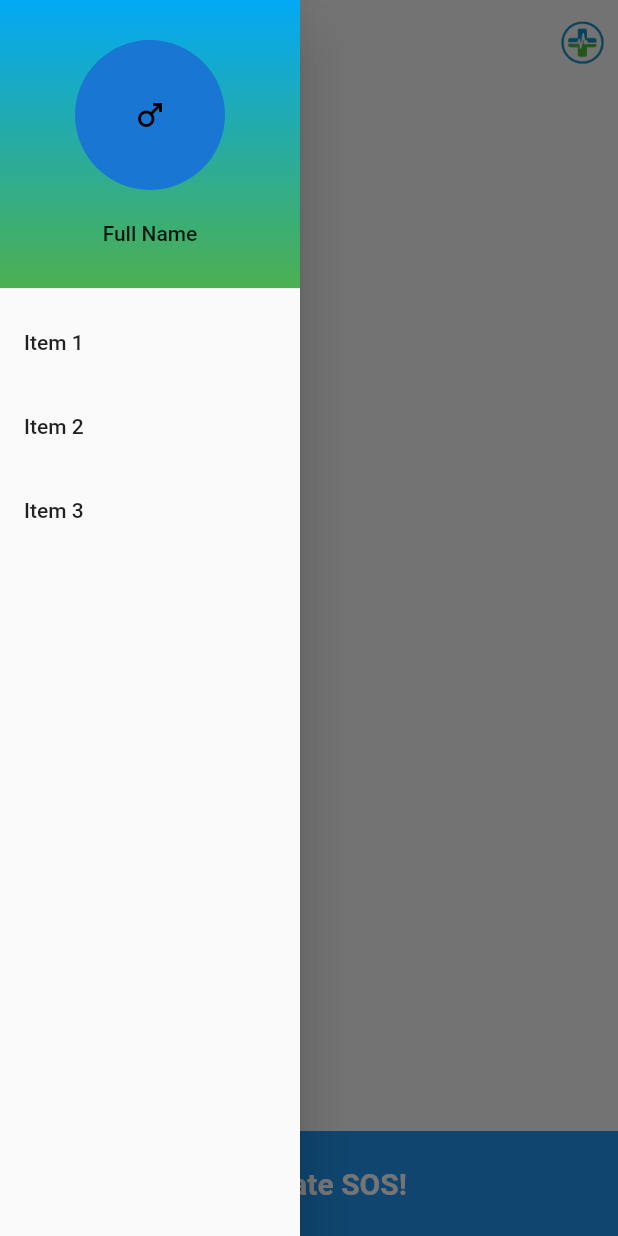
After one commit to rahulsrivastava088/first_helpers_flutter_application, a Flutter app: the UserLanding screen opened by its route, with the side drawer open, on a phone screen of 412 x 824 dp. The commit adds this screen. Run offline on Flutter 3.47's test engine with Material 2 defaults, Android fonts, the light colour scheme and no system bars.

Commit message:
user landing page added

```diff
--- a/lib/main.dart
+++ b/lib/main.dart
@@ -2,6 +2,7 @@ import 'package:flutter/material.dart';
 import 'package:first_helpers/screens/landing_screen.dart';
 import 'package:first_helpers/screens/user/user_signup_screen.dart';
 import 'package:first_helpers/screens/login_screen.dart';
+import 'package:first_helpers/screens/user/user-landing-page.dart';
 
 void main() {
   runApp(const MyApp());
@@ -20,6 +21,7 @@ class MyApp extends StatelessWidget {
         LandingScreen.routeName: (context) => LandingScreen(),
         LoginScreen.routeName: (context) => LoginScreen(),
         UserSignupScreen.routeName: (context) => UserSignupScreen(),
+        UserLanding.routeName:(context) => UserLanding(),
       },
     ); // This trailing comma makes auto-formatting nicer for build methods.);
   }
--- /dev/null
+++ b/lib/screens/user/user-landing-page.dart
@@ -0,0 +1,112 @@
+import 'package:flutter/material.dart';
+
+class UserLanding extends StatefulWidget {
+  const UserLanding({Key? key}) : super(key: key);
+
+  static const routeName = 'user-landing-screen';
+  @override
+  State<UserLanding> createState() => _UserLandingState();
+}
+
+class _UserLandingState extends State<UserLanding> {
+  GlobalKey<ScaffoldState> scaffoldKey = new GlobalKey<ScaffoldState>();
+
+  @override
+  Widget build(BuildContext context) {
+    return SafeArea(
+        child: Scaffold(
+      // appBar: AppBar(title: Text("Title")),
+      key: scaffoldKey,
+      drawer: Container(
+        width: 200,
+        child: Drawer(
+          child: ListView(
+            children: [
+              Container(
+                height: 200,
+                child: DrawerHeader(
+                  decoration: BoxDecoration(
+                    gradient: LinearGradient(
+                        begin: Alignment.topCenter,
+                        end: Alignment.bottomCenter,
+                        colors: [Colors.lightBlue, Colors.green]),
+                  ),
+                  child: Column(
+                      mainAxisAlignment: MainAxisAlignment.spaceEvenly,
+                      children: [
+                        CircleAvatar(
+                          child: Icon(Icons.male, color: Colors.black),
+                          radius: 50,
+                        ),
+                        Padding(
+                          padding: EdgeInsets.all(10),
+                          child: Text(
+                            "Full Name",
+                            style: TextStyle(),
+                          ),
+                        )
+                      ]),
+                ),
+              ),
+              ListTile(
+                title: const Text('Item 1'),
+                onTap: () {
+                  Navigator.pop(context);
+                },
+              ),
+              ListTile(
+                title: const Text('Item 2'),
+                onTap: () {
+                  Navigator.pop(context);
+                },
+              ),
+              ListTile(
+                title: const Text('Item 3'),
+                onTap: () {
+                  Navigator.pop(context);
+                },
+              ),
+            ],
+          ),
+        ),
+      ),
+      appBar: AppBar(
+        backgroundColor: Colors.transparent,
+        shadowColor: Colors.transparent,
+        iconTheme: IconThemeData(color: Colors.green, size: 30),
+        actions: [
+          IconButton(
+              onPressed: () {
+                print("working");
+              },
+              icon: Image.asset('images/logoimage.png'))
+        ],
+      ),
+      body: Column(
+        mainAxisAlignment: MainAxisAlignment.spaceBetween,
+        children: [
+          Container(),
+          GestureDetector(
+            onTap: () {
+              print("Working");
+            },
+            child: Container(
+              child: Center(
+                child: Text(
+                  "Generate SOS!",
+                  style: TextStyle(
+                      color: Colors.white,
+                      fontSize: 20,
+                      fontWeight: FontWeight.bold),
+                ),
+              ),
+              color: Colors.blue,
+              width: double.infinity,
+              height: 70,
+            ),
+          )
+        ],
+      ),
+    ));
+  }
+}
```
